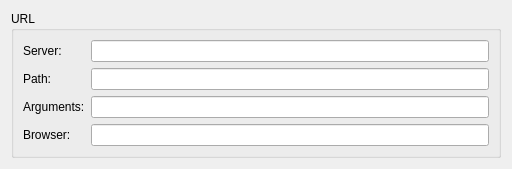
Before: the Qt Designer form browserappconfig.ui in KDE/kdev-executebrowser, drawn with Qt 5.
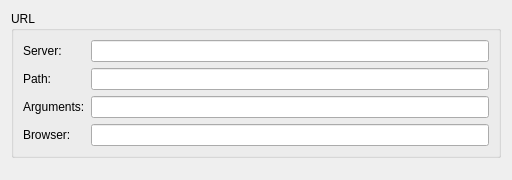
After: the same form once the commit is applied. Custom widgets are drawn as their Qt base class.

Commit message: add spacer in config

```diff
--- a/browserappconfig.ui
+++ b/browserappconfig.ui
@@ -7,7 +7,7 @@
     <x>0</x>
     <y>0</y>
     <width>512</width>
-    <height>136</height>
+    <height>180</height>
    </rect>
   </property>
   <layout class="QVBoxLayout" name="verticalLayout">
@@ -82,6 +82,19 @@
      </layout>
     </widget>
    </item>
+   <item>
+    <spacer name="verticalSpacer">
+     <property name="orientation">
+      <enum>Qt::Vertical</enum>
+     </property>
+     <property name="sizeHint" stdset="0">
+      <size>
+       <width>20</width>
+       <height>40</height>
+      </size>
+     </property>
+    </spacer>
+   </item>
   </layout>
  </widget>
  <customwidgets>
```
